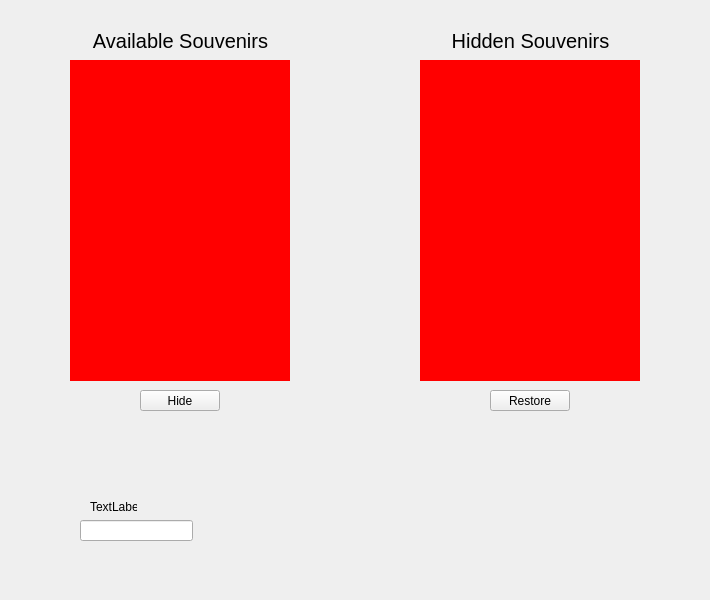
Old version of the form src/views/adminview.ui in the repository minorleaguegrayonassociates/GrayonSlam.
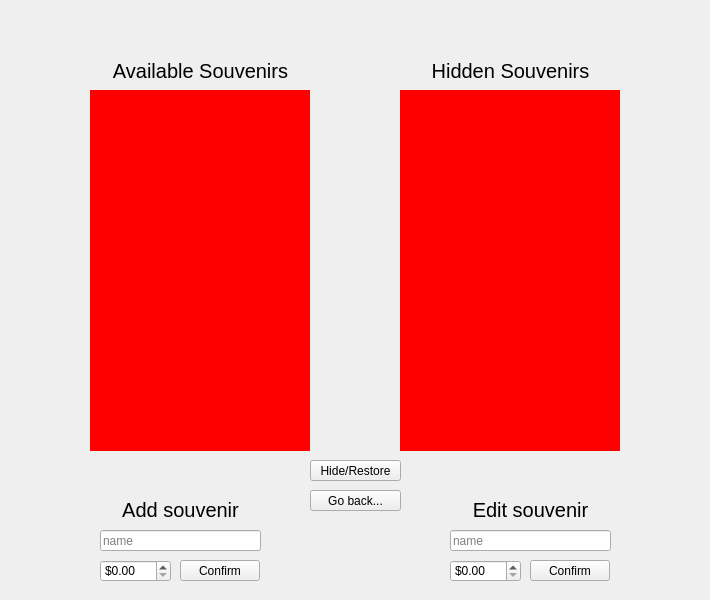
New version of the form. The open tabs and pages were chosen to show the change.

Diff of the .ui file:
```diff
--- a/src/views/adminview.ui
+++ b/src/views/adminview.ui
@@ -352,10 +352,10 @@
     <widget class="QWidget" name="widget_souvAvailableList" native="true">
      <property name="geometry">
       <rect>
-       <x>70</x>
-       <y>60</y>
+       <x>90</x>
+       <y>90</y>
        <width>220</width>
-       <height>321</height>
+       <height>361</height>
       </rect>
      </property>
      <property name="styleSheet">
@@ -365,47 +365,34 @@
     <widget class="QWidget" name="widget_souvHiddenList" native="true">
      <property name="geometry">
       <rect>
-       <x>420</x>
-       <y>60</y>
+       <x>400</x>
+       <y>90</y>
        <width>220</width>
-       <height>321</height>
+       <height>361</height>
       </rect>
      </property>
      <property name="styleSheet">
       <string notr="true">QWidget { background-color: red; }</string>
      </property>
     </widget>
-    <widget class="QPushButton" name="pushButton_souvHide">
-     <property name="geometry">
-      <rect>
-       <x>140</x>
-       <y>390</y>
-       <width>80</width>
-       <height>21</height>
-      </rect>
-     </property>
-     <property name="text">
-      <string>Hide</string>
-     </property>
-    </widget>
     <widget class="QPushButton" name="pushButton_souvRestore">
      <property name="geometry">
       <rect>
-       <x>490</x>
-       <y>390</y>
-       <width>80</width>
+       <x>310</x>
+       <y>460</y>
+       <width>91</width>
        <height>21</height>
       </rect>
      </property>
      <property name="text">
-      <string>Restore</string>
+      <string>Hide/Restore</string>
      </property>
     </widget>
     <widget class="QLabel" name="label_2">
      <property name="geometry">
       <rect>
-       <x>70</x>
-       <y>20</y>
+       <x>90</x>
+       <y>50</y>
        <width>221</width>
        <height>41</height>
       </rect>
@@ -423,8 +410,8 @@
     <widget class="QLabel" name="label_3">
      <property name="geometry">
       <rect>
-       <x>420</x>
-       <y>20</y>
+       <x>400</x>
+       <y>50</y>
        <width>221</width>
        <height>41</height>
       </rect>
@@ -439,27 +426,133 @@
       <set>Qt::AlignCenter</set>
      </property>
     </widget>
-    <widget class="QLabel" name="label_4">
+    <widget class="QLineEdit" name="lineEdit_souvAddName">
      <property name="geometry">
       <rect>
-       <x>90</x>
+       <x>100</x>
+       <y>530</y>
+       <width>161</width>
+       <height>21</height>
+      </rect>
+     </property>
+     <property name="placeholderText">
+      <string>name</string>
+     </property>
+    </widget>
+    <widget class="QDoubleSpinBox" name="doubleSpinBox_souvAddPrice">
+     <property name="geometry">
+      <rect>
+       <x>100</x>
+       <y>560</y>
+       <width>71</width>
+       <height>22</height>
+      </rect>
+     </property>
+     <property name="prefix">
+      <string>$</string>
+     </property>
+    </widget>
+    <widget class="QPushButton" name="pushButton_souvConfirmAdd">
+     <property name="geometry">
+      <rect>
+       <x>180</x>
+       <y>560</y>
+       <width>80</width>
+       <height>21</height>
+      </rect>
+     </property>
+     <property name="text">
+      <string>Confirm</string>
+     </property>
+    </widget>
+    <widget class="QLabel" name="label_souvAddInfo">
+     <property name="geometry">
+      <rect>
+       <x>100</x>
        <y>500</y>
-       <width>47</width>
-       <height>13</height>
+       <width>161</width>
+       <height>20</height>
       </rect>
      </property>
+     <property name="styleSheet">
+      <string notr="true">QLabel { font-size: 20px; }</string>
+     </property>
      <property name="text">
-      <string>TextLabel</string>
+      <string>Add souvenir</string>
      </property>
+     <property name="alignment">
+      <set>Qt::AlignCenter</set>
+     </property>
     </widget>
-    <widget class="QLineEdit" name="lineEdit">
+    <widget class="QLabel" name="label_souvEditInfo">
      <property name="geometry">
       <rect>
-       <x>80</x>
-       <y>520</y>
-       <width>113</width>
+       <x>450</x>
+       <y>499</y>
+       <width>161</width>
        <height>21</height>
       </rect>
+     </property>
+     <property name="styleSheet">
+      <string notr="true">QLabel { font-size: 20px; }</string>
+     </property>
+     <property name="text">
+      <string>Edit souvenir</string>
+     </property>
+     <property name="alignment">
+      <set>Qt::AlignCenter</set>
+     </property>
+    </widget>
+    <widget class="QLineEdit" name="lineEdit_souvEditName">
+     <property name="geometry">
+      <rect>
+       <x>450</x>
+       <y>530</y>
+       <width>161</width>
+       <height>21</height>
+      </rect>
+     </property>
+     <property name="placeholderText">
+      <string>name</string>
+     </property>
+    </widget>
+    <widget class="QPushButton" name="pushButton_souvConfirmEdit">
+     <property name="geometry">
+      <rect>
+       <x>530</x>
+       <y>560</y>
+       <width>80</width>
+       <height>21</height>
+      </rect>
+     </property>
+     <property name="text">
+      <string>Confirm</string>
+     </property>
+    </widget>
+    <widget class="QDoubleSpinBox" name="doubleSpinBox_souvEditPrice">
+     <property name="geometry">
+      <rect>
+       <x>450</x>
+       <y>560</y>
+       <width>71</width>
+       <height>22</height>
+      </rect>
+     </property>
+     <property name="prefix">
+      <string>$</string>
+     </property>
+    </widget>
+    <widget class="QPushButton" name="pushButton_souvRestore_2">
+     <property name="geometry">
+      <rect>
+       <x>310</x>
+       <y>490</y>
+       <width>91</width>
+       <height>21</height>
+      </rect>
+     </property>
+     <property name="text">
+      <string>Go back...</string>
      </property>
     </widget>
    </widget>
```
Left out of the diff: 25 changed lines with no effect on the pictures.
